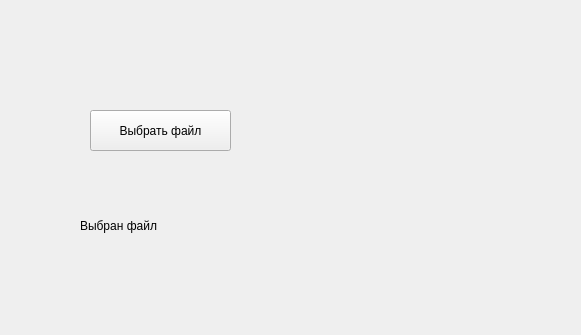
Qt form gui.ui (Piskanaft/logs-automation) before a commit; both pictures show x 0 to 581 and y 0 to 335 of the 800 by 600 pixel window.
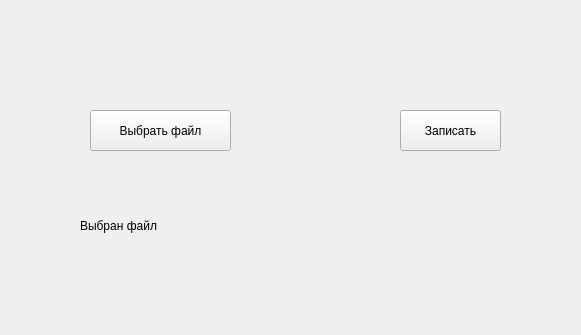
The same form after that commit.

Patch:
```diff
--- a/gui.ui
+++ b/gui.ui
@@ -32,7 +32,7 @@
      <rect>
       <x>80</x>
       <y>210</y>
-      <width>131</width>
+      <width>361</width>
       <height>31</height>
      </rect>
     </property>
@@ -40,6 +40,19 @@
      <string>Выбран файл</string>
     </property>
    </widget>
+   <widget class="QPushButton" name="write_btn">
+    <property name="geometry">
+     <rect>
+      <x>400</x>
+      <y>110</y>
+      <width>101</width>
+      <height>41</height>
+     </rect>
+    </property>
+    <property name="text">
+     <string>Записать</string>
+    </property>
+   </widget>
   </widget>
  </widget>
  <resources/>
```
